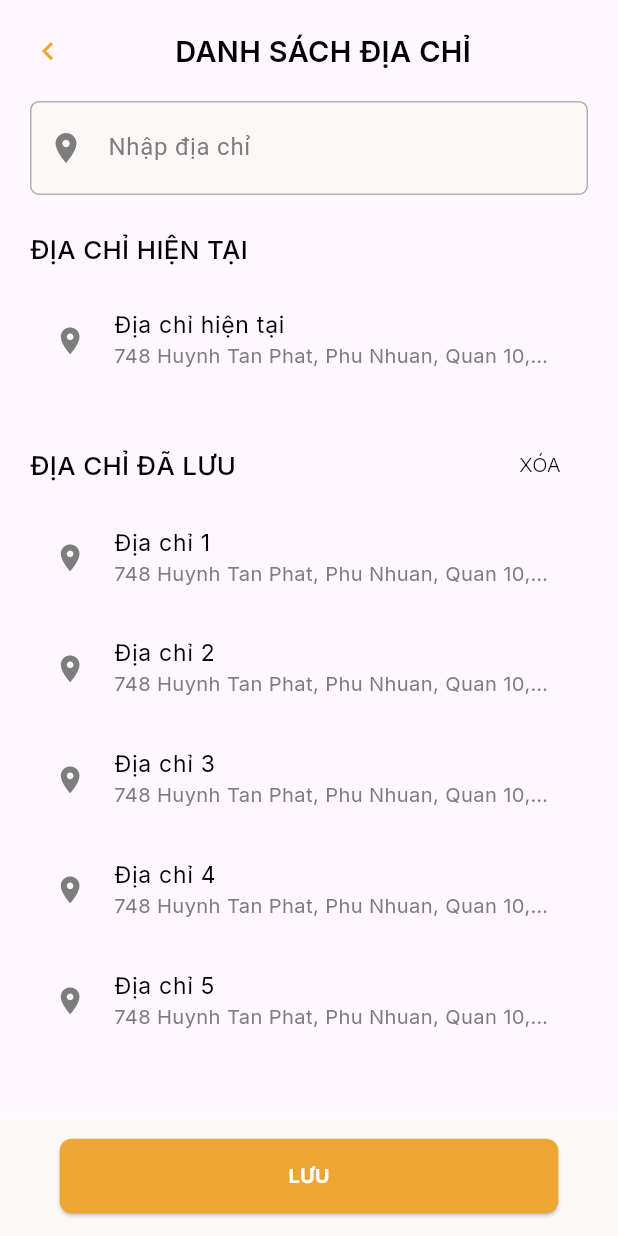
After one commit to QuaiAng/All-Food, a Flutter app: the Addressscreen screen opened directly, on a phone screen of 412 x 824 dp. The commit adds this screen. Run offline on Flutter 3.47's test engine with Material 3 defaults, Android fonts, the phone set to English and light mode, and no system bars; our stand-ins replace animated_splash_screen, google_fonts, lottie, pinput, sizer, smooth_page_indicator.

Commit message:
Add new AddressScreen

```diff
--- a/fastfoodapp/lib/main.dart
+++ b/fastfoodapp/lib/main.dart
@@ -1,7 +1,9 @@
 import 'package:fastfoodapp/app_router.dart';
+import 'package:fastfoodapp/presentation/pages/addressscreen.dart';
 import 'package:fastfoodapp/presentation/pages/homescreen.dart';
 import 'package:fastfoodapp/presentation/pages/paymentscreen.dart';
 import 'package:fastfoodapp/presentation/states/provider.dart';
+import 'package:fastfoodapp/presentation/widgets/addresssection.dart';
 import 'package:fastfoodapp/presentation/widgets/advertisement.dart';
 import 'package:fastfoodapp/presentation/widgets/restaurant.dart';
 import 'package:fastfoodapp/presentation/widgets/sectionfood.dart';
@@ -28,9 +30,7 @@ class MainApp extends StatelessWidget {
         initialRoute: RouteName.splashScreen,
         onGenerateRoute: AppRouter.generateRoute,
         debugShowCheckedModeBanner: false,
-        // home: Homescreen(
-        //     address:
-        //         "67 Đường Hoàng Diệu, Phường 12, Quận 9 Thành Phố Thủ Đức hàiiudayfiauyfoeryriquyeriuqywkjfh")
+        // home: Addressscreen()
       );
     });
   }
--- /dev/null
+++ b/fastfoodapp/lib/presentation/pages/addressscreen.dart
@@ -0,0 +1,139 @@
+import 'package:fastfoodapp/main.dart';
+import 'package:fastfoodapp/presentation/widgets/addresssection.dart';
+import 'package:fastfoodapp/presentation/widgets/buttonLogin.dart';
+import 'package:fastfoodapp/res/colors.dart';
+import 'package:fastfoodapp/res/size.dart';
+import 'package:fastfoodapp/res/styles.dart';
+import 'package:flutter/material.dart';
+import 'package:google_fonts/google_fonts.dart';
+import 'package:sizer/sizer.dart';
+
+class Addressscreen extends StatefulWidget {
+  const Addressscreen({super.key});
+  @override
+  State<Addressscreen> createState() => _Addressscreen();
+}
+
+class _Addressscreen extends State<Addressscreen> {
+  @override
+  Widget build(BuildContext context) {
+    return Scaffold(
+      body: Padding(
+        padding: const EdgeInsets.all(20),
+        child: SingleChildScrollView(
+          child: Column(
+            crossAxisAlignment: CrossAxisAlignment.start,
+            children: [
+              Row(
+                mainAxisAlignment: MainAxisAlignment.spaceBetween,
+                children: [
+                  Icon(
+                    Icons.chevron_left,
+                    color: AppColors.primaryColor,
+                    size: SizeOfWidget.sizeOfTextH1,
+                  ),
+                  Expanded(
+                    flex: 2,
+                    child: Row(
+                        mainAxisAlignment: MainAxisAlignment.center,
+                        children: [
+                          Text(
+                            "DANH SÁCH ĐỊA CHỈ ",
+                            style: GoogleFonts.inter(
+                                textStyle: TextStyle(
+                              fontSize: SizeOfWidget.sizeOfH1,
+                              fontWeight: FontWeight.w600,
+                              color: Colors.black,
+                            )),
+                          ),
+                        ]),
+                  ),
+                ],
+              ),
+              SizedBox(height: SizeOfWidget.sizeOfH1),
+              TextField(
+                decoration: InputDecoration(
+                    contentPadding: EdgeInsets.symmetric(
+                        vertical: SizeOfWidget.sizeOfH1,
+                        horizontal: SizeOfWidget.sizeOfLoginHeader),
+                    filled: true,
+                    fillColor: AppColors.backgroundColor,
+                    prefixIcon: Icon(
+                      Icons.location_on,
+                      color: AppColors.gray,
+                    ),
+                    enabledBorder: OutlineInputBorder(
+                        borderRadius: BorderRadius.circular(
+                            SizeOfWidget.sizeOfHeightPoint),
+                        borderSide: BorderSide(
+                            color: AppColors.placeholderColor, width: 1.0)),
+                    focusedBorder: OutlineInputBorder(
+                        borderRadius: BorderRadius.circular(
+                            SizeOfWidget.sizeOfHeightPoint),
+                        borderSide: BorderSide(
+                            color: AppColors.primaryColor, width: 1.0)),
+                    hintText: "Nhập địa chỉ",
+                    hintStyle: TextStyle(color: AppColors.gray)),
+              ),
+              SizedBox(height: SizeOfWidget.sizeOfTextH1),
+              Text(
+                "ĐỊA CHỈ HIỆN TẠI",
+                style: StylesOfWidgets.textStyle1(
+                    clr: Colors.black,
+                    fw: FontWeight.w500,
+                    fs: SizeOfWidget.sizeOfLable),
+              ),
+              SizedBox(height: SizeOfWidget.sizeOfH3),
+              Address(
+                  name_address: "Địa chỉ hiện tại",
+                  address:
+                      "748 Huynh Tan Phat, Phu Nhuan, Quan 10, Thành Phố Hồ Chí Minh"),
+              SizedBox(height: SizeOfWidget.sizeOfTextH1),
+              Row(
+                mainAxisAlignment: MainAxisAlignment.spaceBetween,
+                children: [
+                  Text(
+                    "ĐỊA CHỈ ĐÃ LƯU",
+                    style: StylesOfWidgets.textStyle1(
+                        clr: Colors.black,
+                        fw: FontWeight.w500,
+                        fs: SizeOfWidget.sizeOfLable),
+                  ),
+                  TextButton(
+                      onPressed: () {},
+                      child: Text(
+                        "XÓA",
+                        style: StylesOfWidgets.textStyle1(
+                            clr: Colors.black,
+                            fw: FontWeight.w300,
+                            fs: SizeOfWidget.sizeOfButtonLoginText),
+                      ))
+                ],
+              ),
+              Column(
+                children: List.generate(5, (index) {
+                  return Padding(
+                    padding: EdgeInsets.symmetric(
+                        vertical: SizeOfWidget.sizeOfPaddingHorizontal),
+                    child: Address(
+                        name_address: "Địa chỉ ${index + 1}",
+                        address:
+                            "748 Huynh Tan Phat, Phu Nhuan, Quan 10, Thành Phố Hồ Chí Minh"),
+                  );
+                }),
+              ),
+            ],
+          ),
+        ),
+      ),
+      bottomNavigationBar: BottomAppBar(
+          color: AppColors.backgroundColor,
+          child: Padding(
+            padding: EdgeInsets.symmetric(
+                horizontal: SizeOfWidget.sizeOfTextH1,
+                vertical: SizeOfWidget.sizeOfPaddingHorizontal),
+            child: Center(child: Buttonlogin(onClick: () {}, text: "LƯU")),
+          )),
+    );
+  }
+}
--- /dev/null
+++ b/fastfoodapp/lib/presentation/widgets/addresssection.dart
@@ -0,0 +1,46 @@
+import 'package:fastfoodapp/res/colors.dart';
+import 'package:fastfoodapp/res/size.dart';
+import 'package:flutter/material.dart';
+import 'package:google_fonts/google_fonts.dart';
+
+class Address extends StatelessWidget {
+  const Address({
+    super.key,
+    required this.name_address,
+    required this.address,
+  });
+  final String name_address;
+  final String address;
+  @override
+  Widget build(BuildContext context) {
+    return Material(
+      child: InkWell(
+        onTap: () {},
+        child: ListTile(
+          title: Text(
+            "${name_address} ",
+            style: GoogleFonts.inter(
+                textStyle: TextStyle(
+              fontSize: SizeOfWidget.sizeOfH2,
+              fontWeight: FontWeight.w400,
+              color: Colors.black,
+            )),
+          ),
+          subtitle: Text(
+            address,
+            maxLines: 1,
+            overflow: TextOverflow.ellipsis,
+            style: GoogleFonts.inter(
+              fontSize: SizeOfWidget.sizeOfButtonLoginText,
+              fontWeight: FontWeight.w400,
+              color: AppColors.gray,
+            ),
+          ),
+          leading: Icon(Icons.location_on,
+              color: AppColors.gray, size: SizeOfWidget.sizeOfText),
+
+        ),
+      ),
+    );
+  }
+}
--- a/fastfoodapp/lib/res/size.dart
+++ b/fastfoodapp/lib/res/size.dart
@@ -40,6 +40,9 @@ class SizeOfWidget {
   /// size of container: 55
   static double sizeOfHeightContainer = 55.sp;
 
+  /// size : 17
+  static double sizeOfLable = 17.sp;
+
   /// size of widget Point width and height: 10
   static double sizeOfHeightPoint = 10.sp;
 }
```
